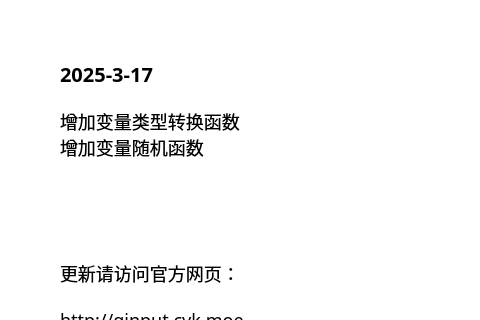
ChiyukiGana/Quickinput, file source/ui/AboutUi.ui: the form before one commit; both pictures show x 0 to 480 and y 0 to 320 of the 640 by 440 pixel window.
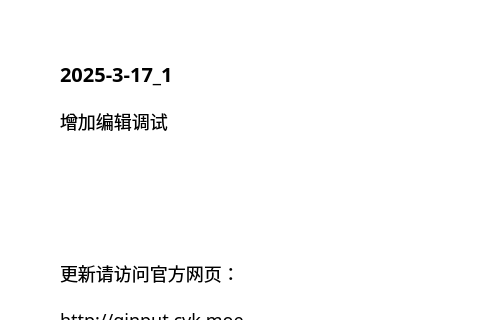
The form after the commit.

Patch:
```diff
--- a/source/ui/AboutUi.ui
+++ b/source/ui/AboutUi.ui
@@ -91,7 +91,7 @@
          <string notr="true">font-size:20px</string>
         </property>
         <property name="text">
-         <string>2025-3-17</string>
+         <string>2025-3-17_1</string>
         </property>
         <property name="textFormat">
          <enum>Qt::PlainText</enum>
@@ -107,8 +107,7 @@
          </sizepolicy>
         </property>
         <property name="text">
-         <string>增加变量类型转换函数
-增加变量随机函数</string>
+         <string>增加编辑调试</string>
         </property>
         <property name="textFormat">
          <enum>Qt::PlainText</enum>
```
